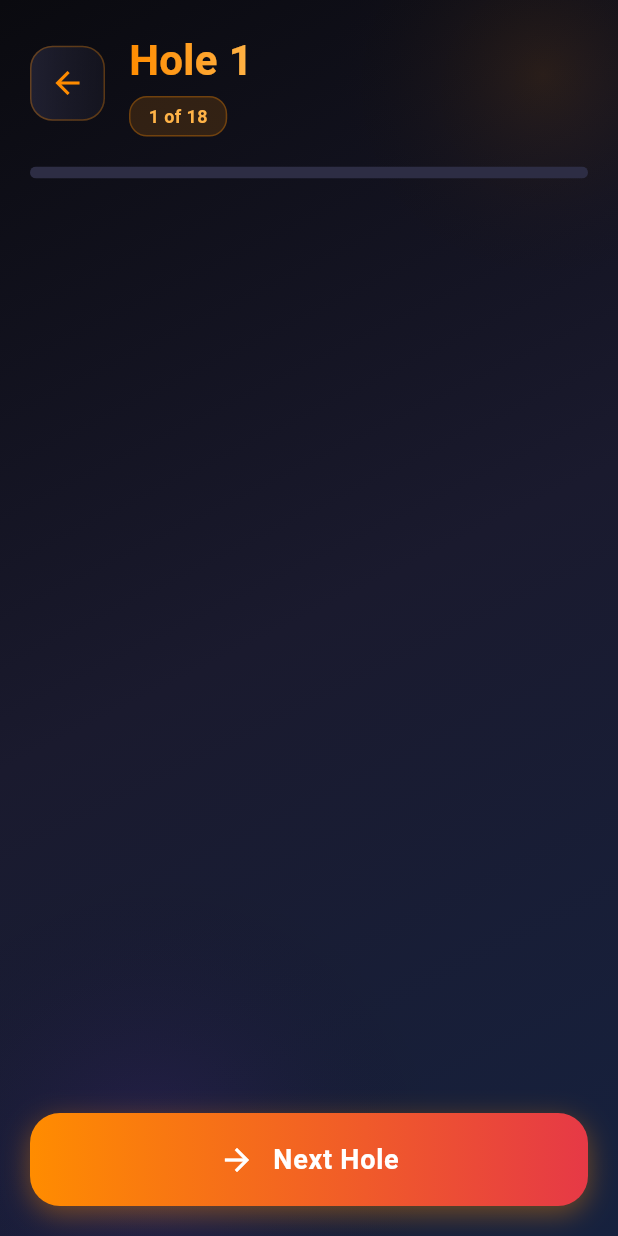
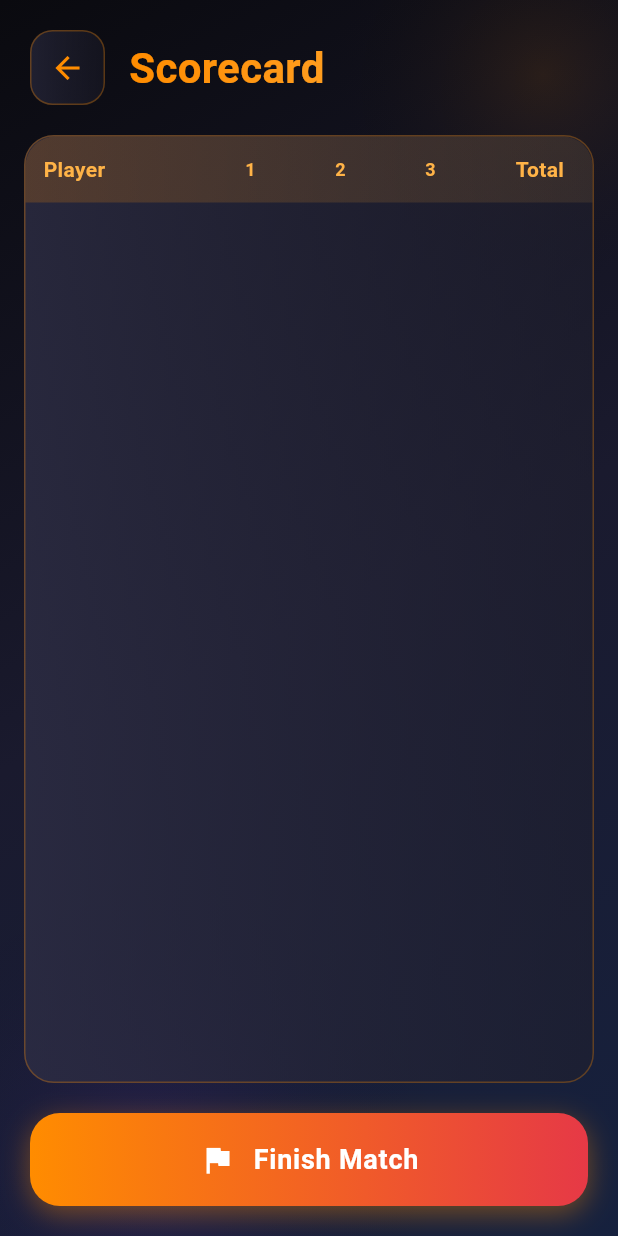
Before and after one commit to dev-abdul-haseeb/scary-strokes, a Flutter app: the StartMatchScreen screen opened directly with empty values, on a phone screen of 412 x 824 dp. Run offline on Flutter 3.47's test engine with Material 3 defaults, Android fonts, the light colour scheme and no system bars; our stand-ins replace sqflite; accounts and stored records are empty.

Commit message:
Changed the design of match screen

```diff
--- a/lib/Screens/MatchScreen.dart
+++ b/lib/Screens/MatchScreen.dart
@@ -1,4 +1,3 @@
-
 import 'package:flutter/material.dart';
 import 'package:scary_strokes/Screens/startGameScreen.dart';
 
@@ -14,22 +13,25 @@ class StartMatchScreen extends StatefulWidget {
 }
 
 class _StartMatchScreenState extends State<StartMatchScreen> with TickerProviderStateMixin {
-  int currentHole = 1;
   final int totalHoles = 18;
   Map<int, Map<String, int>> holeScores = {}; // {holeNumber: {playerName: strokes}}
   late AnimationController _fadeController;
   late Animation<double> _fadeAnimation;
 
-  Map<String, TextEditingController> strokeControllers = {};
+  Map<String, Map<int, TextEditingController>> strokeControllers = {};
   bool isSaving = false;
+  final ScrollController _horizontalScrollController = ScrollController();
 
   @override
   void initState() {
     super.initState();
 
-    // Initialize controllers for each player
+    // Initialize controllers for each player and hole
     for (var player in widget.players) {
-      strokeControllers[player.name] = TextEditingController();
+      strokeControllers[player.name] = {};
+      for (int hole = 1; hole <= totalHoles; hole++) {
+        strokeControllers[player.name]![hole] = TextEditingController();
+      }
     }
 
     _fadeController = AnimationController(
@@ -44,56 +46,34 @@ class _StartMatchScreenState extends State<StartMatchScreen> with TickerProvider
 
   @override
   void dispose() {
-    for (var controller in strokeControllers.values) {
+    for (var playerControllers in strokeControllers.values) {
+      for (var controller in playerControllers.values) {
         controller.dispose();
       }
+    }
     _fadeController.dispose();
+    _horizontalScrollController.dispose();
     super.dispose();
   }
 
-  void _saveHoleScore() {
-    // Validate all inputs
-    Map<String, int> currentHoleScores = {};
+  Future<void> _saveMatchToDatabase() async {
+    // Validate all inputs first
     for (var player in widget.players) {
-      String strokeText = strokeControllers[player.name]!.text.trim();
+      for (int hole = 1; hole <= totalHoles; hole++) {
+        String strokeText = strokeControllers[player.name]![hole]!.text.trim();
         if (strokeText.isEmpty) {
-        _showSnackBar('Please enter strokes for ${player.name}', isError: true);
+          _showSnackBar('Please enter strokes for ${player.name} on Hole $hole', isError: true);
           return;
         }
 
         int? strokes = int.tryParse(strokeText);
         if (strokes == null || strokes < 1) {
-        _showSnackBar('Invalid stroke count for ${player.name}. Must be at least 1.', isError: true);
+          _showSnackBar('Invalid stroke count for ${player.name} on Hole $hole', isError: true);
           return;
         }
-
-      // Additional check to prevent zero values
-      if (strokes == 0) {
-        _showSnackBar('Stroke count cannot be 0 for ${player.name}', isError: true);
-        return;
+      }
     }
 
-      currentHoleScores[player.name] = strokes;
-    }
-
-    // Save scores for current hole
-    setState(() {
-      holeScores[currentHole] = currentHoleScores;
-
-      if (currentHole < totalHoles) {
-        currentHole++;
-        // Clear inputs for next hole
-        for (var controller in strokeControllers.values) {
-          controller.clear();
-        }
-        _showSnackBar('Hole ${currentHole-1} recorded', isError: false);
-      } else {
-        // Game finished
-        _saveMatchToDatabase();
-      }
-    });
-  }
-  Future<void> _saveMatchToDatabase() async {
     setState(() {
       isSaving = true;
     });
@@ -108,7 +88,13 @@ class _StartMatchScreenState extends State<StartMatchScreen> with TickerProvider
       for (var player in widget.players) {
         int totalStrokes = 0;
         for (int hole = 1; hole <= totalHoles; hole++) {
-          totalStrokes += holeScores[hole]![player.name]!;
+          int strokes = int.parse(strokeControllers[player.name]![hole]!.text.trim());
+          totalStrokes += strokes;
+
+          if (!holeScores.containsKey(hole)) {
+            holeScores[hole] = {};
+          }
+          holeScores[hole]![player.name] = strokes;
         }
 
         int playerId = await dbHelper.createPlayerScore(
@@ -385,8 +371,11 @@ class _StartMatchScreenState extends State<StartMatchScreen> with TickerProvider
 
   int _getTotalStrokes(String playerName) {
     int total = 0;
-    for (int hole = 1; hole < currentHole; hole++) {
-      total += holeScores[hole]![playerName] ?? 0;
+    for (int hole = 1; hole <= totalHoles; hole++) {
+      String text = strokeControllers[playerName]![hole]!.text.trim();
+      if (text.isNotEmpty) {
+        total += int.tryParse(text) ?? 0;
+      }
     }
     return total;
   }
@@ -510,153 +499,187 @@ class _StartMatchScreenState extends State<StartMatchScreen> with TickerProvider
                           ),
                           const SizedBox(width: 16),
                           Expanded(
-                            child: Column(
-                              crossAxisAlignment: CrossAxisAlignment.start,
-                              children: [
-                                ShaderMask(
+                            child: ShaderMask(
                               shaderCallback: (bounds) => const LinearGradient(
                                 colors: [Color(0xFFFF8C00), Color(0xFFFFB347)],
                               ).createShader(bounds),
-                                  child: Text(
-                                    'Hole $currentHole',
-                                    style: const TextStyle(
+                              child: const Text(
+                                'Scorecard',
+                                style: TextStyle(
                                   fontSize: 28,
                                   fontWeight: FontWeight.bold,
                                   color: Colors.white,
                                 ),
                               ),
                             ),
-                                const SizedBox(height: 4),
-                                Container(
-                                  padding: const EdgeInsets.symmetric(
-                                    horizontal: 12,
-                                    vertical: 4,
                           ),
+                        ],
+                      ),
+                    ),
+
+                    // Scorecard Sheet
+                    Expanded(
+                      child: Container(
+                        margin: const EdgeInsets.symmetric(horizontal: 16),
                         decoration: BoxDecoration(
-                                    color: const Color(0xFFFF8C00).withOpacity(0.15),
-                                    borderRadius: BorderRadius.circular(12),
+                          gradient: LinearGradient(
+                            colors: [
+                              const Color(0xFF2D2D44).withOpacity(0.8),
+                              const Color(0xFF1F1F2E).withOpacity(0.6),
+                            ],
+                          ),
+                          borderRadius: BorderRadius.circular(20),
                           border: Border.all(
                             color: const Color(0xFFFF8C00).withOpacity(0.3),
                           ),
                         ),
+                        child: Column(
+                          children: [
+                            // Header Row
+                            Container(
+                              decoration: BoxDecoration(
+                                gradient: LinearGradient(
+                                  colors: [
+                                    const Color(0xFFFF8C00).withOpacity(0.2),
+                                    const Color(0xFFFFB347).withOpacity(0.1),
+                                  ],
+                                ),
+                                borderRadius: const BorderRadius.only(
+                                  topLeft: Radius.circular(20),
+                                  topRight: Radius.circular(20),
+                                ),
+                              ),
+                              child: Row(
+                                children: [
+                                  // Player column header
+                                  Container(
+                                    width: 120,
+                                    padding: const EdgeInsets.all(12),
+                                    child: const Text(
+                                      'Player',
+                                      style: TextStyle(
+                                        color: Color(0xFFFFB347),
+                                        fontSize: 14,
+                                        fontWeight: FontWeight.bold,
+                                      ),
+                                    ),
+                                  ),
+
+                                  // Holes headers (scrollable)
+                                  Expanded(
+                                    child: SingleChildScrollView(
+                                      controller: _horizontalScrollController,
+                                      scrollDirection: Axis.horizontal,
+                                      child: Row(
+                                        children: List.generate(totalHoles, (index) {
+                                          return Container(
+                                            width: 60,
+                                            padding: const EdgeInsets.all(12),
                                             child: Text(
-                                    '$currentHole of $totalHoles',
+                                              '${index + 1}',
+                                              textAlign: TextAlign.center,
                                               style: const TextStyle(
+                                                color: Color(0xFFFFB347),
                                                 fontSize: 12,
+                                                fontWeight: FontWeight.bold,
+                                              ),
+                                            ),
+                                          );
+                                        }),
+                                      ),
+                                    ),
+                                  ),
+
+                                  // Total column header
+                                  Container(
+                                    width: 70,
+                                    padding: const EdgeInsets.all(12),
+                                    child: const Text(
+                                      'Total',
+                                      textAlign: TextAlign.center,
+                                      style: TextStyle(
                                         color: Color(0xFFFFB347),
-                                      fontWeight: FontWeight.w600,
+                                        fontSize: 14,
+                                        fontWeight: FontWeight.bold,
                                       ),
                                     ),
                                   ),
                                 ],
                               ),
                             ),
-                        ],
-                      ),
-                    ),
 
-                    // Progress indicator
-                    Padding(
-                      padding: const EdgeInsets.symmetric(horizontal: 20),
-                      child: ClipRRect(
-                        borderRadius: BorderRadius.circular(10),
-                        child: LinearProgressIndicator(
-                          value: (currentHole - 1) / totalHoles,
-                          backgroundColor: const Color(0xFF2D2D44),
-                          valueColor: const AlwaysStoppedAnimation<Color>(
-                            Color(0xFFFF8C00),
-                          ),
-                          minHeight: 8,
+                            // Player Rows
+                            Expanded(
+                              child: ListView.builder(
+                                itemCount: widget.players.length,
+                                itemBuilder: (context, playerIndex) {
+                                  final player = widget.players[playerIndex];
+
+                                  return Container(
+                                    decoration: BoxDecoration(
+                                      border: Border(
+                                        bottom: BorderSide(
+                                          color: Colors.white.withOpacity(0.1),
                                         ),
                                       ),
                                     ),
-
-                    const SizedBox(height: 24),
-
-                    // Player stroke inputs
-                    Expanded(
-                      child: ListView.builder(
-                        padding: const EdgeInsets.symmetric(horizontal: 20),
-                        itemCount: widget.players.length,
-                        itemBuilder: (context, index) {
-                          final player = widget.players[index];
-                          return Container(
-                            margin: const EdgeInsets.only(bottom: 16),
-                            padding: const EdgeInsets.all(20),
-                            decoration: BoxDecoration(
-                              gradient: LinearGradient(
-                                colors: [
-                                  const Color(0xFF2D2D44).withOpacity(0.6),
-                                  const Color(0xFF1F1F2E).withOpacity(0.4),
-                                ],
-                                begin: Alignment.topLeft,
-                                end: Alignment.bottomRight,
-                              ),
-                              borderRadius: BorderRadius.circular(20),
-                              border: Border.all(
-                                color: const Color(0xFFFF8C00).withOpacity(0.2),
-                              ),
-                              boxShadow: [
-                                BoxShadow(
-                                  color: Colors.black.withOpacity(0.3),
-                                  blurRadius: 10,
-                                  offset: const Offset(0, 5),
-                                ),
-                              ],
+                                    child: Row(
+                                      children: [
+                                        // Player info (fixed left)
+                                        Container(
+                                          width: 120,
+                                          padding: const EdgeInsets.symmetric(
+                                            vertical: 12,
+                                            horizontal: 8,
                                           ),
                                           child: Row(
                                             children: [
-                                // Player avatar
                                               Container(
-                                  width: 60,
-                                  height: 60,
+                                                width: 40,
+                                                height: 40,
                                                 decoration: BoxDecoration(
-                                    borderRadius: BorderRadius.circular(15),
+                                                  borderRadius: BorderRadius.circular(10),
                                                   border: Border.all(
                                                     color: const Color(0xFFFF8C00).withOpacity(0.4),
-                                      width: 2,
                                                   ),
                                                 ),
                                                 child: ClipRRect(
-                                    borderRadius: BorderRadius.circular(13),
+                                                  borderRadius: BorderRadius.circular(8),
                                                   child: Image.asset(
                                                     'Assets/${player.iconIndex + 1}.png',
                                                     fit: BoxFit.cover,
                                                   ),
                                                 ),
                                               ),
-                                const SizedBox(width: 16),
-
-                                // Player info
+                                              const SizedBox(width: 8),
                                               Expanded(
-                                  child: Column(
-                                    crossAxisAlignment: CrossAxisAlignment.start,
-                                    children: [
-                                      Text(
+                                                child: Text(
                                                   player.name,
                                                   style: const TextStyle(
                                                     color: Colors.white,
-                                          fontSize: 18,
-                                          fontWeight: FontWeight.bold,
+                                                    fontSize: 14,
+                                                    fontWeight: FontWeight.w600,
                                                   ),
-                                      ),
-                                      const SizedBox(height: 4),
-                                      Text(
-                                        'Total: ${_getTotalStrokes(player.name)}',
-                                        style: TextStyle(
-                                          color: Colors.white.withOpacity(0.6),
-                                          fontSize: 12,
-                                          fontWeight: FontWeight.w600,
+                                                  overflow: TextOverflow.ellipsis,
                                                 ),
                                               ),
                                             ],
                                           ),
                                         ),
 
-                                // Stroke input
-                                Container(
-                                  width: 80,
-                                  height: 50,
+                                        // Hole scores (scrollable middle)
+                                        Expanded(
+                                          child: SingleChildScrollView(
+                                            scrollDirection: Axis.horizontal,
+                                            controller: _horizontalScrollController,
+                                            child: Row(
+                                              children: List.generate(totalHoles, (holeIndex) {
+                                                final hole = holeIndex + 1;
+                                                return Container(
+                                                  width: 60,
+                                                  padding: const EdgeInsets.all(8),
+                                                  child: Container(
+                                                    height: 45,
                                                     decoration: BoxDecoration(
                                                       gradient: LinearGradient(
                                                         colors: [
@@ -664,27 +687,63 @@ class _StartMatchScreenState extends State<StartMatchScreen> with TickerProvider
                                                           const Color(0xFF0A0A0F).withOpacity(0.6),
                                                         ],
                                                       ),
-                                    borderRadius: BorderRadius.circular(12),
+                                                      borderRadius: BorderRadius.circular(8),
                                                       border: Border.all(
-                                      color: const Color(0xFFFF8C00).withOpacity(0.3),
+                                                        color: const Color(0xFFFF8C00).withOpacity(0.2),
                                                       ),
                                                     ),
                                                     child: TextField(
-                                    controller: strokeControllers[player.name],
+                                                      controller: strokeControllers[player.name]![hole],
                                                       keyboardType: TextInputType.number,
                                                       textAlign: TextAlign.center,
                                                       style: const TextStyle(
                                                         color: Colors.white,
-                                      fontSize: 24,
+                                                        fontSize: 18,
                                                         fontWeight: FontWeight.bold,
                                                       ),
                                                       decoration: const InputDecoration(
-                                      hintText: '0',
+                                                        hintText: '-',
                                                         hintStyle: TextStyle(
                                                           color: Colors.white30,
                                                         ),
                                                         border: InputBorder.none,
                                                         contentPadding: EdgeInsets.zero,
+                                                      ),
+                                                      onChanged: (_) => setState(() {}),
+                                                    ),
+                                                  ),
+                                                );
+                                              }),
+                                            ),
+                                          ),
+                                        ),
+
+                                        // Total (fixed right)
+                                        Container(
+                                          width: 70,
+                                          padding: const EdgeInsets.all(12),
+                                          child: Container(
+                                            padding: const EdgeInsets.symmetric(vertical: 8),
+                                            decoration: BoxDecoration(
+                                              gradient: LinearGradient(
+                                                colors: [
+                                                  const Color(0xFFFF8C00).withOpacity(0.2),
+                                                  const Color(0xFFFFB347).withOpacity(0.1),
+                                                ],
+                                              ),
+                                              borderRadius: BorderRadius.circular(8),
+                                              border: Border.all(
+                                                color: const Color(0xFFFF8C00).withOpacity(0.4),
+                                              ),
+                                            ),
+                                            child: Text(
+                                              '${_getTotalStrokes(player.name)}',
+                                              textAlign: TextAlign.center,
+                                              style: const TextStyle(
+                                                color: Color(0xFFFFB347),
+                                                fontSize: 20,
+                                                fontWeight: FontWeight.bold,
+                                              ),
                                             ),
                                           ),
                                         ),
@@ -694,12 +753,16 @@ class _StartMatchScreenState extends State<StartMatchScreen> with TickerProvider
                                 },
                               ),
                             ),
+                          ],
+                        ),
+                      ),
+                    ),
 
                     // Submit button
                     Padding(
                       padding: const EdgeInsets.all(20),
                       child: GestureDetector(
-                        onTap: isSaving ? null : _saveHoleScore,
+                        onTap: isSaving ? null : _saveMatchToDatabase,
                         child: Container(
                           width: double.infinity,
                           padding: const EdgeInsets.symmetric(vertical: 18),
@@ -739,20 +802,14 @@ class _StartMatchScreenState extends State<StartMatchScreen> with TickerProvider
                                   ),
                                 )
                               else
-                                Icon(
-                                  currentHole == totalHoles
-                                      ? Icons.flag
-                                      : Icons.arrow_forward,
+                                const Icon(
+                                  Icons.flag,
                                   color: Colors.white,
                                   size: 24,
                                 ),
                               const SizedBox(width: 12),
                               Text(
-                                isSaving
-                                    ? 'Saving...'
-                                    : currentHole == totalHoles
-                                    ? 'Finish Match'
-                                    : 'Next Hole',
+                                isSaving ? 'Saving...' : 'Finish Match',
                                 style: const TextStyle(
                                   color: Colors.white,
                                   fontSize: 18,
```
Lines whose indentation alone changed are shown as unchanged.
